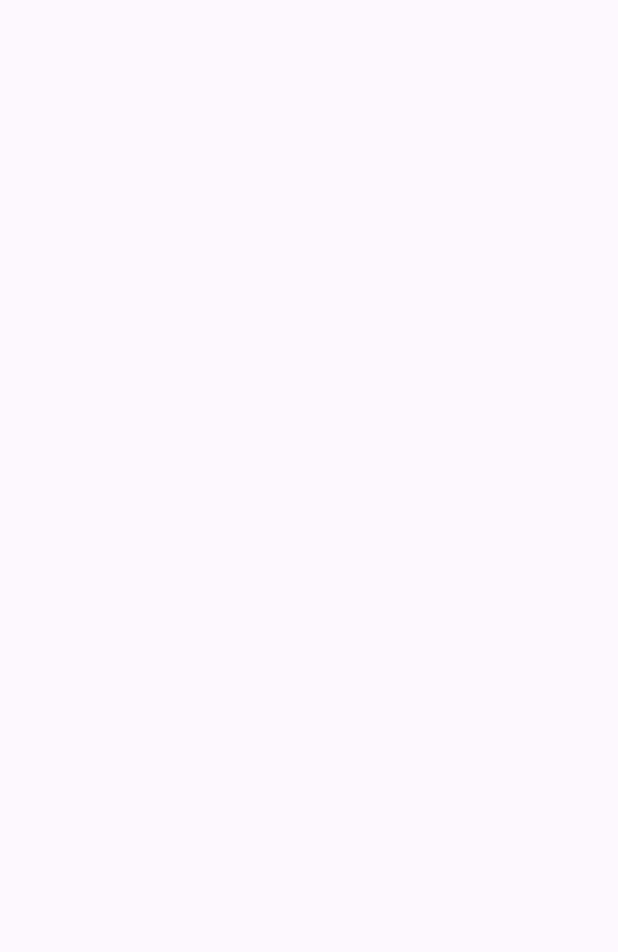
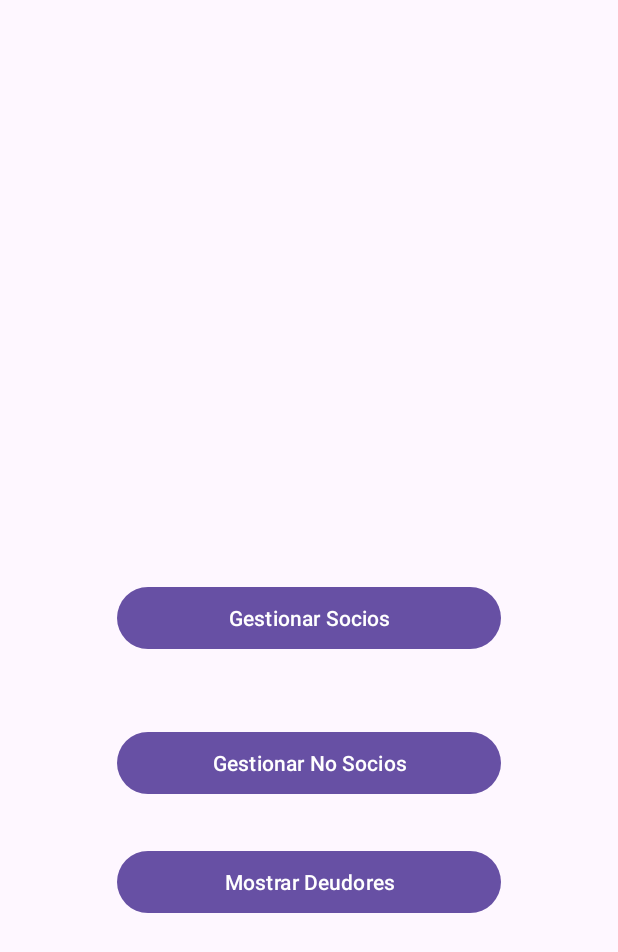
Before and after one commit to gypsypochi/AppClubdeportivo, an Android app: the MenuPrincipalActivity screen opened directly, with no data from a screen before it, on a phone screen of 412 x 824 dp. Before the commit the part shown is empty. Shown: the top 952 px of the screen. Run offline under Robolectric (Android 15) with nearby library versions, the phone set to English and light mode, and no system bars.

Commit message:
Menu principal

```diff
--- a/app/src/main/res/layout/activity_menu_principal.xml
+++ b/app/src/main/res/layout/activity_menu_principal.xml
@@ -7,4 +7,37 @@
     android:layout_height="match_parent"
     tools:context=".MenuPrincipalActivity">
 
+    <Button
+        android:id="@+id/btnMembers"
+        android:layout_width="256dp"
+        android:layout_height="49dp"
+        android:text="Gestionar Socios"
+        app:layout_constraintBottom_toBottomOf="parent"
+        app:layout_constraintEnd_toEndOf="parent"
+        app:layout_constraintStart_toStartOf="parent"
+        app:layout_constraintTop_toTopOf="parent" />
+
+    <Button
+        android:id="@+id/btnNonMembers"
+        android:layout_width="256dp"
+        android:layout_height="49dp"
+        android:text="Gestionar No Socios"
+        app:layout_constraintBottom_toBottomOf="parent"
+        app:layout_constraintEnd_toEndOf="parent"
+        app:layout_constraintHorizontal_bias="0.498"
+        app:layout_constraintStart_toStartOf="parent"
+        app:layout_constraintTop_toTopOf="parent"
+        app:layout_constraintVertical_bias="0.625" />
+
+    <Button
+        android:id="@+id/btnShowDebtors"
+        android:layout_width="256dp"
+        android:layout_height="49dp"
+        android:text="Mostrar Deudores"
+        app:layout_constraintBottom_toBottomOf="parent"
+        app:layout_constraintEnd_toEndOf="parent"
+        app:layout_constraintHorizontal_bias="0.498"
+        app:layout_constraintStart_toStartOf="parent"
+        app:layout_constraintTop_toTopOf="parent"
+        app:layout_constraintVertical_bias="0.727" />
 </androidx.constraintlayout.widget.ConstraintLayout>
```
